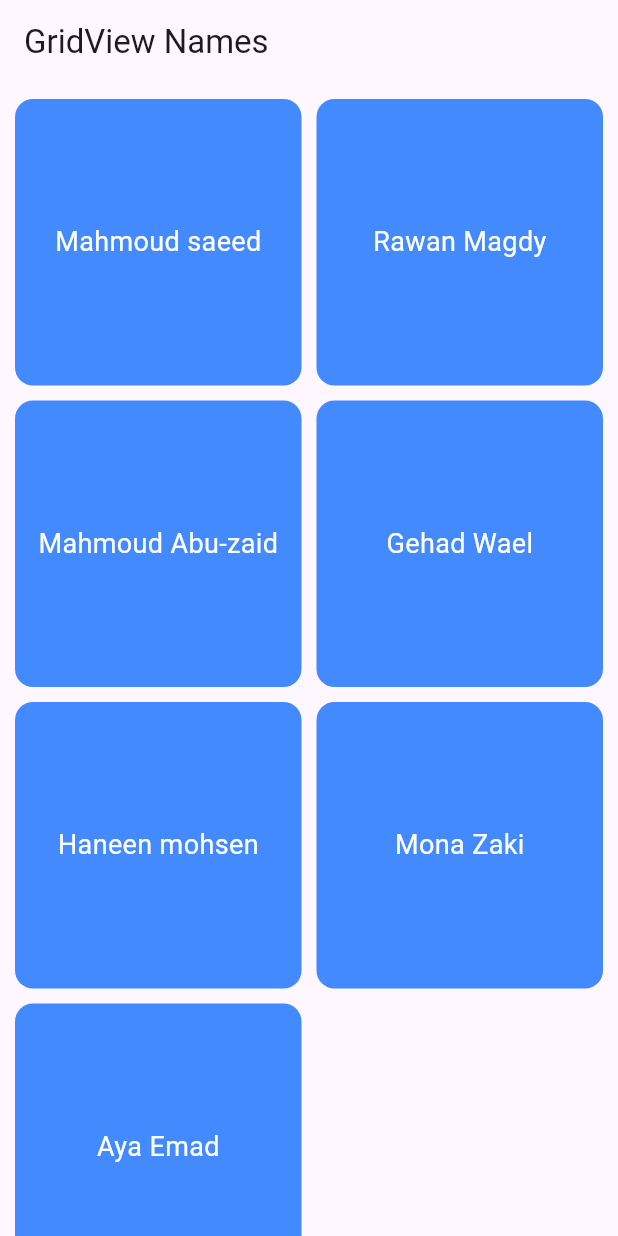
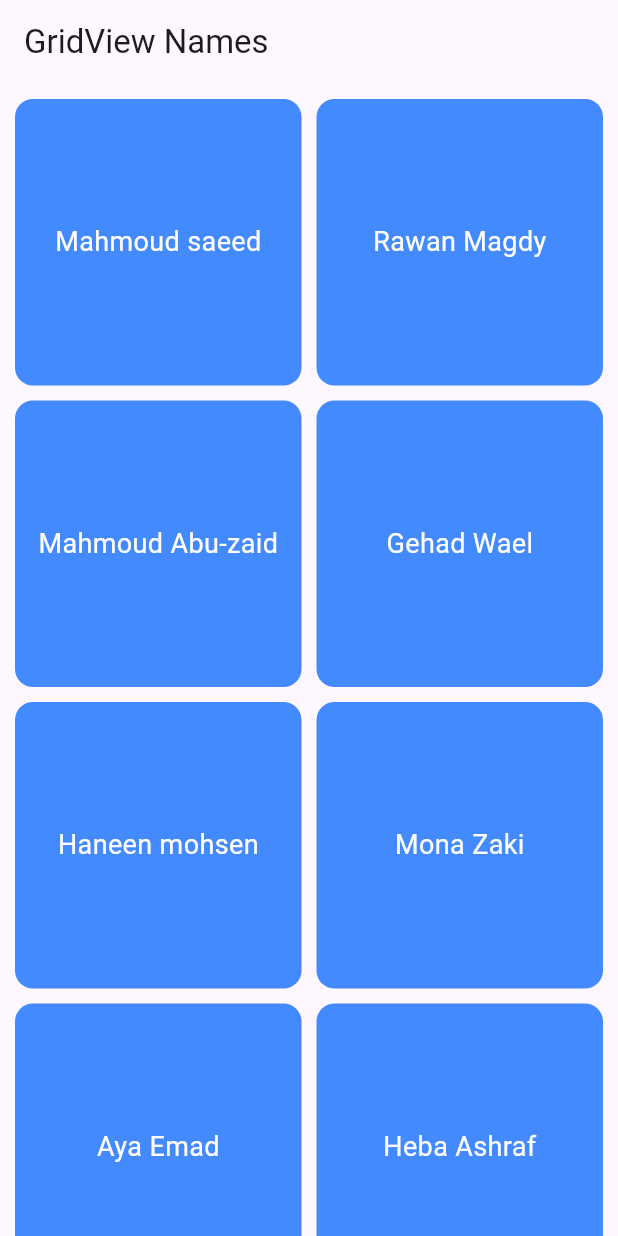
Before and after one commit to mahmoudsaeedm24/nti_std, a Flutter app: the screen it shows after launch, on a phone screen of 412 x 824 dp. Run offline on Flutter 3.47's test engine with Material 3 defaults, Android fonts, the phone set to English and light mode, and no system bars.

Commit message:
heba ashraf

```diff
--- a/lib/features/data_source.dart
+++ b/lib/features/data_source.dart
@@ -65,4 +65,9 @@ I hope this simple message can reflect even a small part of my gratitude, and I
 
 Wishing you continuous success, happiness, and all the wonderful things you truly deserve. """,
   ),
+  Person(name: 'Heba Ashraf',
+  message: '''I’m truly grateful to Eng. Mohamed for teaching me Flutter.
+   His guidance, patience, and constant support made a real difference in my learning journey.
+   I deeply appreciate the time and effort he put into helping me grow — I honestly wouldn’t have reached this point without him.
+    Thank you so much, Eng. Mohamed!'''),
 ];
```
